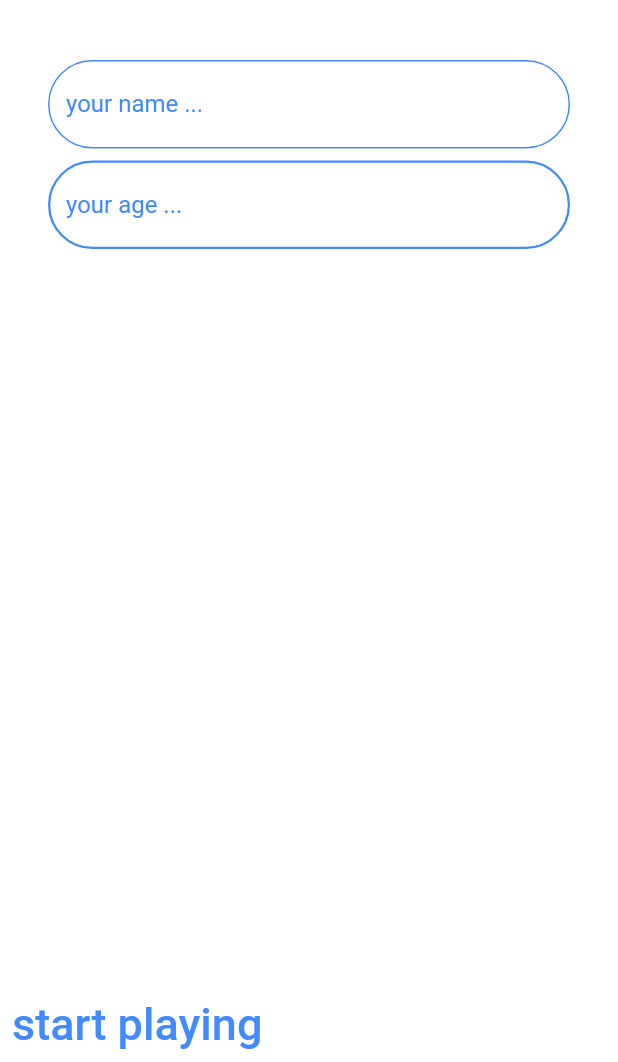
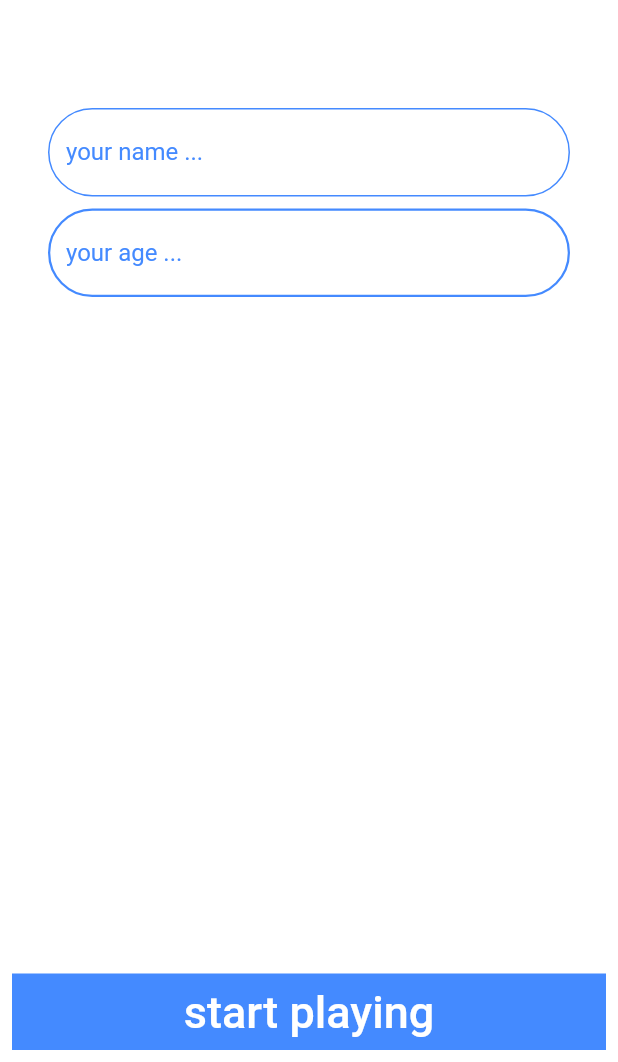
Before and after one commit to HoussemRabah/MC_reaction_speed, a Flutter app: the screen it shows after launch, on a phone screen of 412 x 824 dp, the part 174-1236 px from its top. Run offline on Flutter 3.47's test engine with Material 2 defaults, Android fonts, the phone set to English and light mode, and no system bars; our stand-ins replace bloc, flutter_bloc, flutter_svg, google_fonts, shared_preferences, stop_watch_timer.

```diff
--- a/lib/UI/screens/home.dart
+++ b/lib/UI/screens/home.dart
@@ -61,7 +61,7 @@ Widget LoginPage(BuildContext context) {
         ),
       ),
       Padding(
-        padding: const EdgeInsets.fromLTRB(32, 32, 32, 8),
+        padding: const EdgeInsets.fromLTRB(32, 64, 32, 8),
         child: TextField(
           controller: _usernameCon,
           decoration: InputDecoration(
@@ -102,11 +102,16 @@ Widget LoginPage(BuildContext context) {
               context.read<LoginBloc>().add(Login(_usernameCon.text, int.tryParse(_ageCon.text) ?? 20));
             }
           },
-          child: SizedBox(
+          child: Container(
             width: double.infinity,
-            child: Text(
-              'start playing',
-              style: TextStyle(color: frColor, fontSize: 30.0),
+            color: frColor,
+            child: Padding(
+              padding: const EdgeInsets.all(8.0),
+              child: Text(
+                'start playing',
+                style: TextStyle(color: mnColor, fontSize: 30.0),
+                textAlign: TextAlign.center,
+              ),
             ),
           ))
     ],
```
Also changed, not shown: 1 other file.
